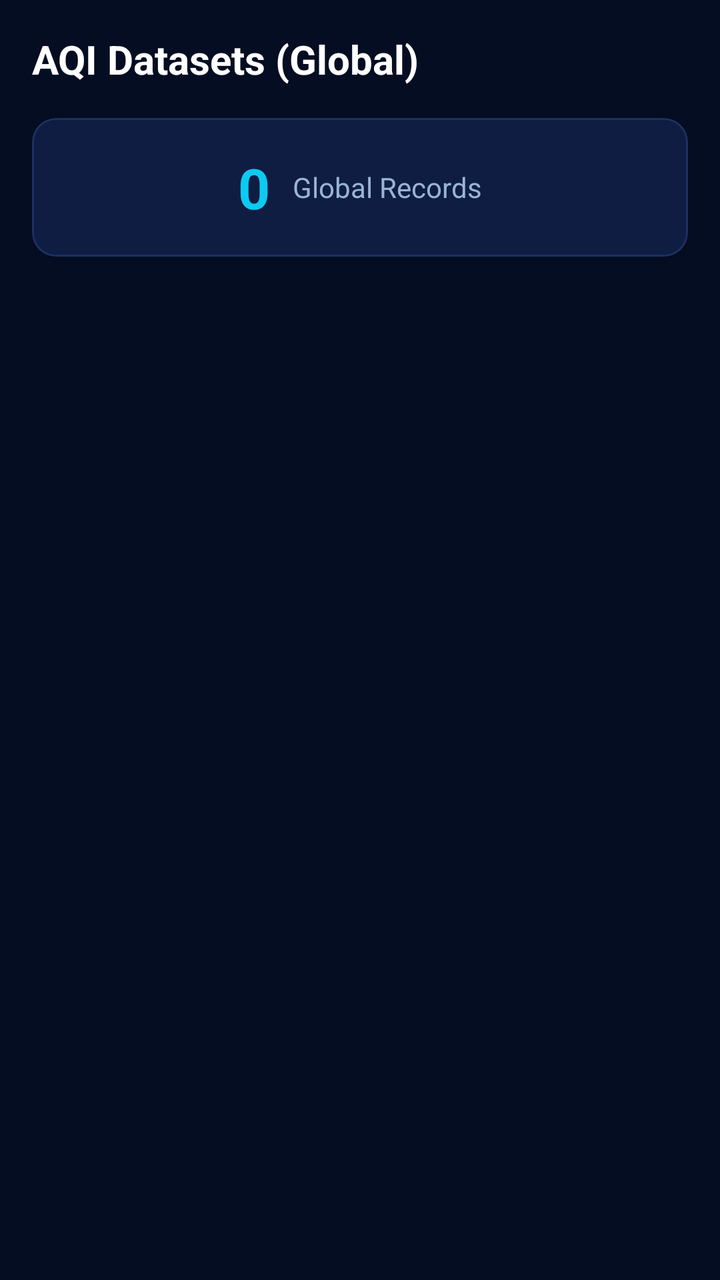
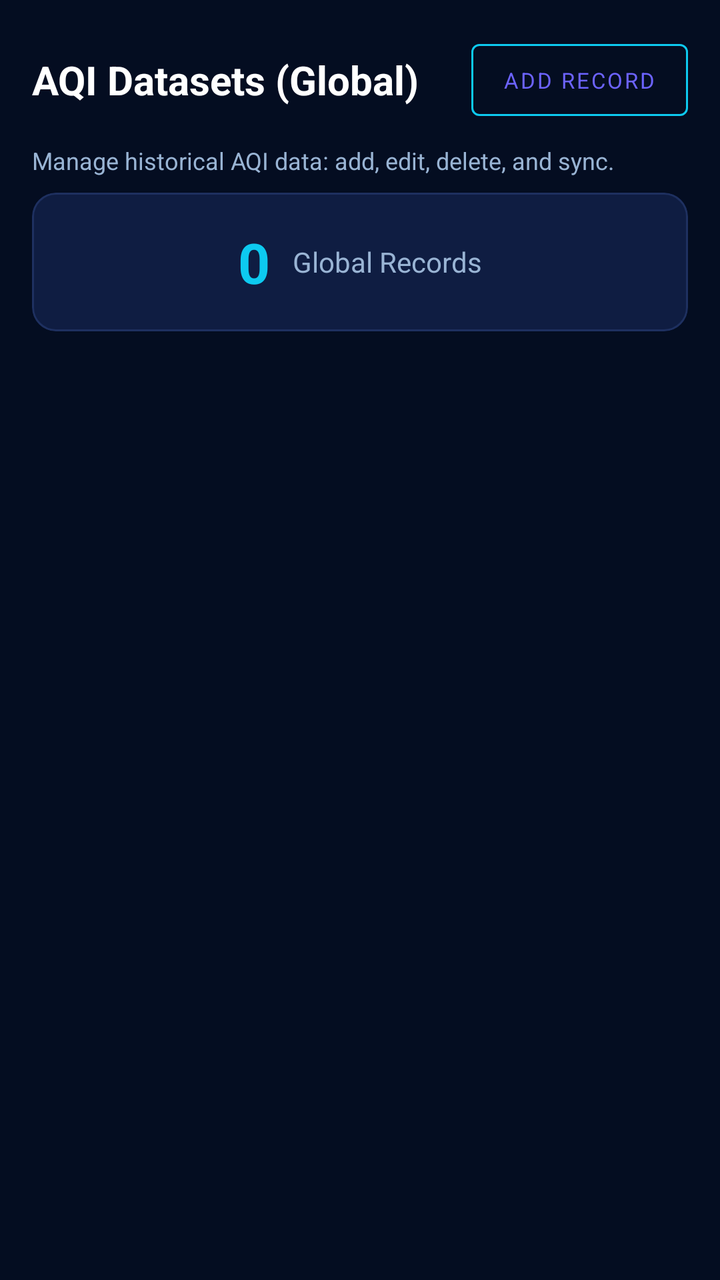

Screens rendered from an Android XML layout before and after an edit, with the pre-edit source and the edit as a unified diff.
<!-- AndroidManifest.xml: application theme Theme.AirQuiltyMeter -->
<!-- res/layout/fragment_admin_datasets.xml -->
<?xml version="1.0" encoding="utf-8"?>
<LinearLayout
    xmlns:android="http://schemas.android.com/apk/res/android"
    xmlns:app="http://schemas.android.com/apk/res-auto"
    android:layout_width="match_parent"
    android:layout_height="match_parent"
    android:orientation="vertical"
    android:background="@color/color_background">

    <TextView
        android:layout_width="wrap_content"
        android:layout_height="wrap_content"
        android:text="AQI Datasets (Global)"
        android:textColor="@color/white"
        android:textSize="20sp"
        android:textStyle="bold"
        android:layout_margin="16dp" />

    <com.google.android.material.card.MaterialCardView
        android:layout_width="match_parent"
        android:layout_height="wrap_content"
        android:layout_marginHorizontal="16dp"
        android:layout_marginBottom="16dp"
        app:cardBackgroundColor="@color/color_card"
        app:cardCornerRadius="12dp"
        app:strokeColor="@color/color_card_stroke"
        app:strokeWidth="1dp">
        <LinearLayout android:layout_width="match_parent" android:layout_height="wrap_content"
            android:padding="16dp" android:orientation="horizontal" android:gravity="center">
            <TextView android:id="@+id/tv_total_records" android:layout_width="wrap_content"
                android:layout_height="wrap_content" android:text="0"
                android:textColor="@color/color_secondary" android:textSize="28sp" android:textStyle="bold" />
            <TextView android:layout_width="wrap_content" android:layout_height="wrap_content"
                android:text=" Global Records" android:textColor="@color/color_text_secondary"
                android:layout_marginStart="8dp" />
        </LinearLayout>
    </com.google.android.material.card.MaterialCardView>

    <androidx.recyclerview.widget.RecyclerView
        android:id="@+id/rv_datasets"
        android:layout_width="match_parent"
        android:layout_height="0dp"
        android:layout_weight="1"
        android:paddingHorizontal="16dp"
        android:clipToPadding="false" />

</LinearLayout>
<!-- resources referenced by this layout -->
<resources>
  <color name="color_background">#040D21</color>
  <color name="color_card">#0F1D42</color>
  <color name="color_card_stroke">#1E3060</color>
  <color name="color_secondary">#0DCAF0</color>
  <color name="color_text_secondary">#99B4D4</color>
  <color name="white">#FFFFFF</color>
  <style name="Theme.AirQuiltyMeter" parent="Base.Theme.AirQuiltyMeter" />
  <style name="Base.Theme.AirQuiltyMeter" parent="Theme.Material3.DayNight.NoActionBar">
          <item name="colorPrimary">@color/color_primary</item>
          <item name="colorPrimaryVariant">@color/color_primary_variant</item>
          <item name="colorOnPrimary">@color/color_on_primary</item>
          <item name="colorSecondary">@color/color_secondary</item>
          <item name="colorSecondaryVariant">@color/color_secondary_variant</item>
          <item name="colorOnSecondary">@color/color_on_secondary</item>
          <item name="android:colorBackground">@color/color_background</item>
          <item name="colorSurface">@color/color_surface</item>
          <item name="colorOnSurface">@color/color_on_surface</item>
          <item name="colorError">@color/color_error</item>
          <item name="colorOnError">@color/color_on_error</item>
          <item name="android:statusBarColor">@color/color_status_bar</item>
          <item name="android:navigationBarColor">@color/color_background</item>
          <item name="android:windowLightStatusBar" tools:targetApi="m">false</item>
          <item name="android:fontFamily">sans-serif</item>
      </style>
  <color name="color_primary">#6C63FF</color>
  <color name="color_primary_variant">#5A54D4</color>
  <color name="color_on_primary">#FFFFFF</color>
  <color name="color_secondary_variant">#00A8CC</color>
  <color name="color_on_secondary">#000000</color>
  <color name="color_surface">#0B1638</color>
  <color name="color_on_surface">#FFFFFF</color>
  <color name="color_error">#FF5252</color>
  <color name="color_on_error">#FFFFFF</color>
  <color name="color_status_bar">#040D21</color>
</resources>

<!-- the commit's change to res/layout/fragment_admin_datasets.xml (unified diff, before → after) -->
@@ -7,14 +7,42 @@
     android:orientation="vertical"
     android:background="@color/color_background">
 
+    <LinearLayout
+        android:layout_width="match_parent"
+        android:layout_height="wrap_content"
+        android:gravity="center_vertical"
+        android:orientation="horizontal"
+        android:paddingHorizontal="16dp"
+        android:paddingTop="16dp">
+
+        <TextView
+            android:layout_width="0dp"
+            android:layout_height="wrap_content"
+            android:layout_weight="1"
+            android:text="AQI Datasets (Global)"
+            android:textColor="@color/white"
+            android:textSize="20sp"
+            android:textStyle="bold" />
+
+        <com.google.android.material.button.MaterialButton
+            android:id="@+id/btn_add_record"
+            style="@style/Widget.MaterialComponents.Button.OutlinedButton"
+            android:layout_width="wrap_content"
+            android:layout_height="wrap_content"
+            android:text="Add Record"
+            android:textSize="11sp"
+            app:strokeColor="@color/color_secondary" />
+    </LinearLayout>
+
     <TextView
-        android:layout_width="wrap_content"
+        android:layout_width="match_parent"
         android:layout_height="wrap_content"
-        android:text="AQI Datasets (Global)"
-        android:textColor="@color/white"
-        android:textSize="20sp"
-        android:textStyle="bold"
-        android:layout_margin="16dp" />
+        android:layout_marginHorizontal="16dp"
+        android:layout_marginTop="8dp"
+        android:layout_marginBottom="8dp"
+        android:text="Manage historical AQI data: add, edit, delete, and sync."
+        android:textColor="@color/color_text_secondary"
+        android:textSize="12sp" />
 
     <com.google.android.material.card.MaterialCardView
         android:layout_width="match_parent"
@@ -42,6 +70,7 @@
         android:layout_height="0dp"
         android:layout_weight="1"
         android:paddingHorizontal="16dp"
+        android:paddingBottom="76dp"
         android:clipToPadding="false" />
 
 </LinearLayout>
